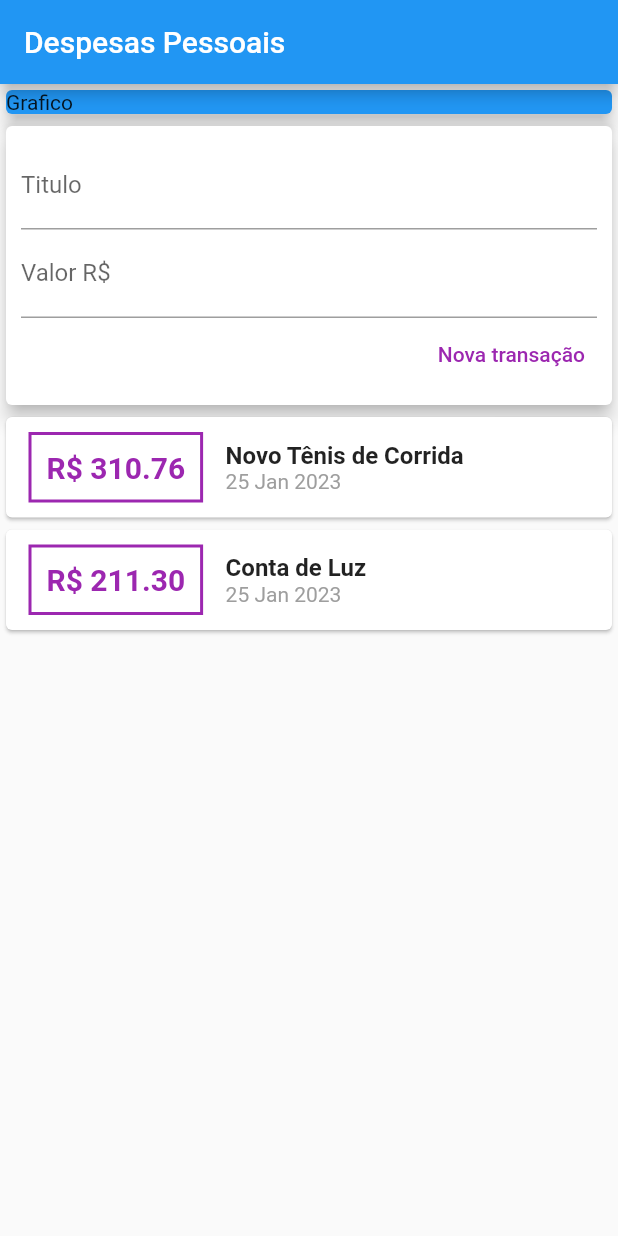
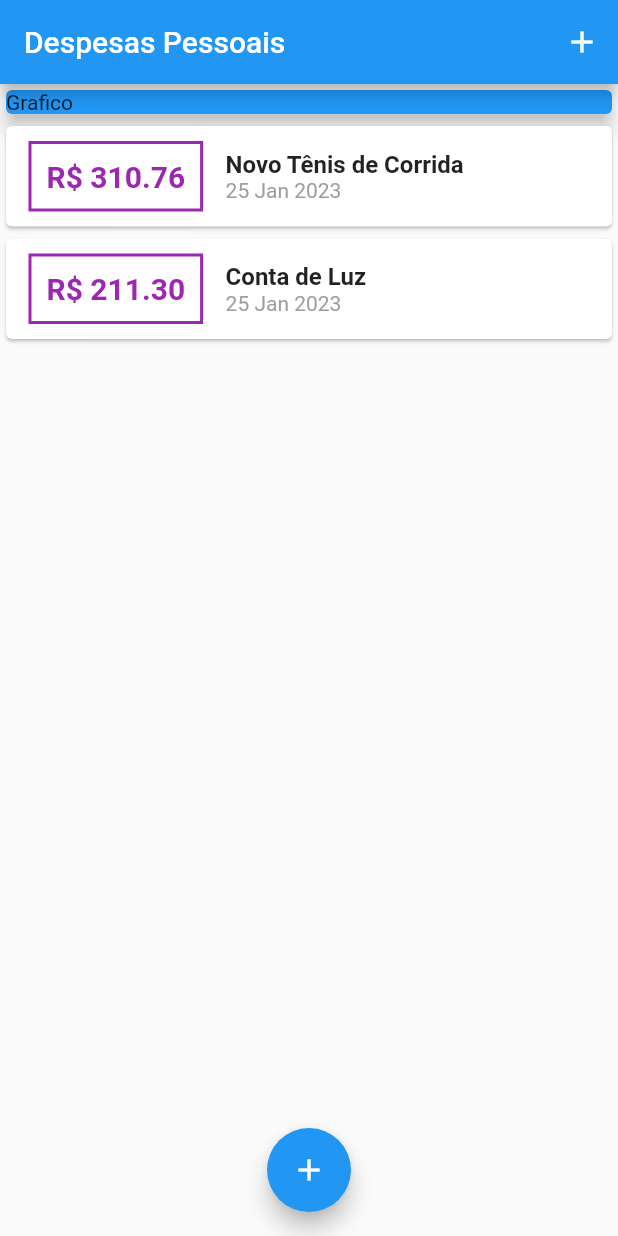
Before and after one commit to williansjaime/AppFlutterDespesas, a Flutter app: the screen it shows after launch, on a phone screen of 412 x 824 dp. Run offline on Flutter 3.47's test engine with Material 2 defaults, Android fonts, the phone set to English and light mode, and no system bars.

Commit message:
Melhorias na estrutura do main.dart

```diff
--- a/AppExpense/expenses/lib/components/transaction_user.dart
+++ /dev/null
@@ -1,50 +0,0 @@
-import 'dart:math';
-
-import 'package:expenses/models/transaction.dart';
-import 'package:expenses/components/transaction_list.dart';
-import '../components/transaction_form.dart';
-import 'package:flutter/material.dart';
-
-class TransactionUser extends StatefulWidget {
-  const TransactionUser({Key? key}) : super(key: key);
-  @override
-  _TransactionUserState createState() {
-    return _TransactionUserState();
-  }
-}
-
-class _TransactionUserState extends State<TransactionUser> {
-  final _transactions = [
-    Transaction(
-        id: 't1',
-        title: 'Novo Tênis de Corrida',
-        value: 310.76,
-        date: DateTime.now()),
-    Transaction(
-        id: 't2', title: 'Conta de Luz', value: 211.30, date: DateTime.now()),
-  ];
-
-  _addTransaction(String title, double value) {
-    var doubleValue = Random().nextDouble(); // Value is >= 0.0 and < 1.0.
-    doubleValue = Random().nextDouble() * 256;
-    final newTransaction = Transaction(
-        id: doubleValue.toString(),
-        title: title,
-        value: value,
-        date: DateTime.now());
-
-    setState(() {
-      _transactions.add(newTransaction);
-    });
-  }
-
-  @override
-  Widget build(BuildContext context) {
-    return Column(
-      children: <Widget>[
-        TransactionForm(_addTransaction),
-        TransactionList(_transactions),
-      ],
-    );
-  }
-}
--- a/AppExpense/expenses/lib/main.dart
+++ b/AppExpense/expenses/lib/main.dart
@@ -1,5 +1,8 @@
-import 'package:expenses/components/transaction_user.dart';
+import 'dart:math';
 import 'package:flutter/material.dart';
+import 'models/transaction.dart';
+import 'components/transaction_list.dart';
+import 'components/transaction_form.dart';
 
 void main() {
   runApp(Expenses());
@@ -13,12 +16,56 @@ class Expenses extends StatelessWidget {
   }
 }
 
-class expenses extends StatelessWidget {
+class expenses extends StatefulWidget {
+  @override
+  State<expenses> createState() => _expensesState();
+}
+
+class _expensesState extends State<expenses> {
+  final _transactions = [
+    Transaction(
+        id: 't1',
+        title: 'Novo Tênis de Corrida',
+        value: 310.76,
+        date: DateTime.now()),
+    Transaction(
+        id: 't2', title: 'Conta de Luz', value: 211.30, date: DateTime.now()),
+  ];
+
+  _addTransaction(String title, double value) {
+    var doubleValue = Random().nextDouble(); // Value is >= 0.0 and < 1.0.
+    doubleValue = Random().nextDouble() * 256;
+    final newTransaction = Transaction(
+        id: doubleValue.toString(),
+        title: title,
+        value: value,
+        date: DateTime.now());
+
+    setState(() {
+      _transactions.add(newTransaction);
+    });
+  }
+
+  _openTransactionFormModal(BuildContext context) {
+    showModalBottomSheet(
+      context: context,
+      builder: (_) {
+        return TransactionForm(_addTransaction);
+      },
+    );
+  }
+
   @override
   Widget build(BuildContext context) {
     return Scaffold(
       appBar: AppBar(
         title: Text('Despesas Pessoais'),
+        actions: <Widget>[
+          IconButton(
+            onPressed: () => _openTransactionFormModal(context),
+            icon: Icon(Icons.add),
+          )
+        ],
       ),
       body: SingleChildScrollView(
         child: Column(
@@ -26,16 +73,24 @@ class expenses extends StatelessWidget {
           //crossAxisAlignment: CrossAxisAlignment.stretch,
           children: <Widget>[
             Container(
-                width: double.infinity,
-                child: Card(
-                  color: Colors.blue,
-                  child: Text('Grafico'),
-                  elevation: 5,
-                )),
-            TransactionUser(),
+              width: double.infinity,
+              child: Card(
+                color: Colors.blue,
+                child: Text('Grafico'),
+                elevation: 5,
+              ),
+            ),
+            TransactionList(_transactions),
           ],
         ),
       ),
+      floatingActionButton: FloatingActionButton(
+        child: Icon(
+          Icons.add,
+        ),
+        onPressed: () => _openTransactionFormModal(context),
+      ),
+      floatingActionButtonLocation: FloatingActionButtonLocation.centerFloat,
     );
   }
 }
```
Also changed, not shown: AppExpense/expenses/lib/components/transaction_form.dart (+12 -6 lines).
